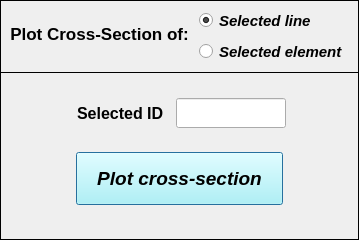
Before: the Qt Designer form pulse/uix/user_input/ui/Plots/Model/plotSectionInput.ui in open-pulse/OpenPulse, drawn with Qt 5.
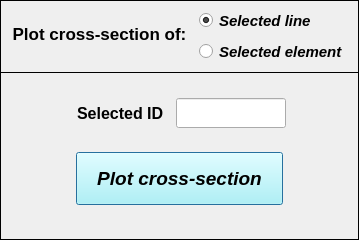
After: the same form once the commit is applied. Icons and pictures are not drawn.

The edit to the form file:
```diff
--- a/pulse/uix/user_input/ui/Plots/Model/plotSectionInput.ui
+++ b/pulse/uix/user_input/ui/Plots/Model/plotSectionInput.ui
@@ -107,7 +107,7 @@
       </font>
      </property>
      <property name="text">
-      <string>&lt;html&gt;&lt;head/&gt;&lt;body&gt;&lt;p align=&quot;center&quot;&gt;Plot Cross-Section of:&lt;/p&gt;&lt;/body&gt;&lt;/html&gt;</string>
+      <string>&lt;html&gt;&lt;head/&gt;&lt;body&gt;&lt;p align=&quot;center&quot;&gt;Plot cross-section of:&lt;/p&gt;&lt;/body&gt;&lt;/html&gt;</string>
      </property>
      <property name="textFormat">
       <enum>Qt::AutoText</enum>
```
Left out of the diff: 2 changed lines with no effect on the pictures.
